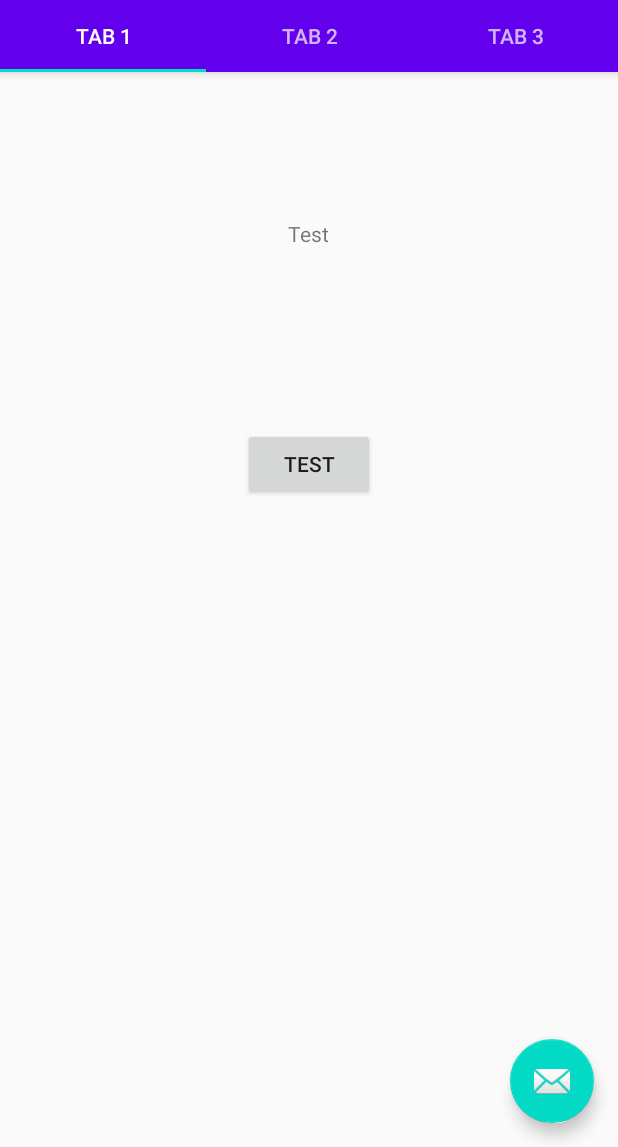
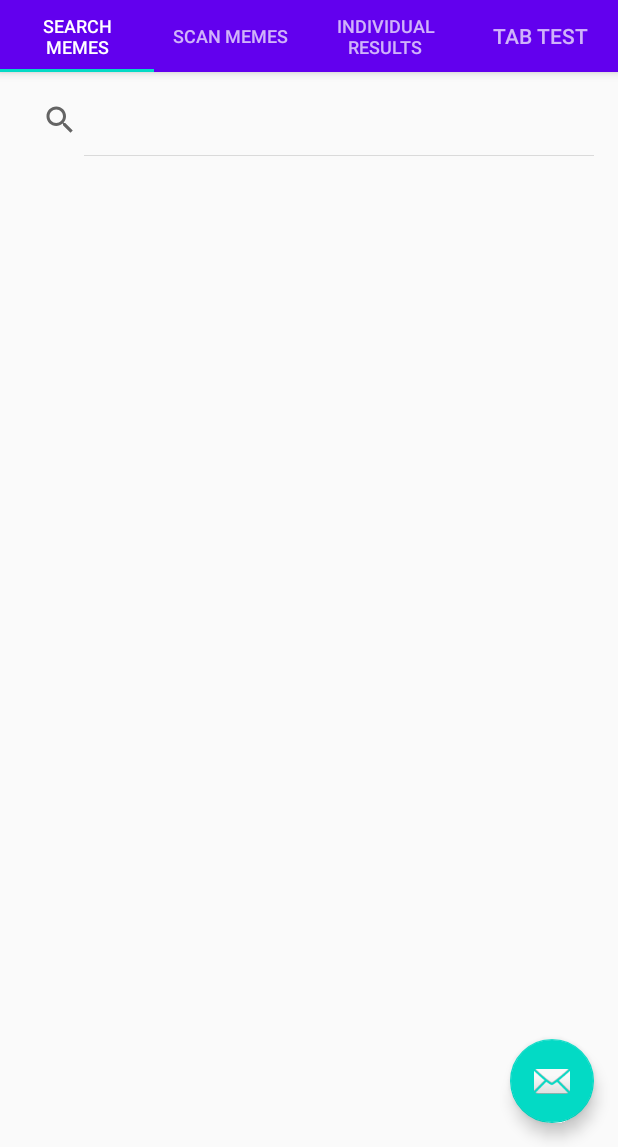
Before and after one commit to Derpimort/Meme-Indexer, an Android app: the screen it shows after launch (MainActivity), on a phone screen of 412 x 824 dp, the part 89-1236 px from its top. Run offline under Robolectric (Android 15) with nearby library versions, the light colour scheme and no system bars; our stand-ins replace Room's generated code; libraries missing offline, so code that uses them is left out: com.google.mlkit.vision.

Commit message:
Add SearchView, tested. Will add ViewModel and RecyclerView next

```diff
--- a/app/src/main/java/com/legendbois/memeindexer/ui/main/IndexBuilderFragment.kt
+++ b/app/src/main/java/com/legendbois/memeindexer/ui/main/IndexBuilderFragment.kt
@@ -192,7 +192,7 @@ class IndexBuilderFragment: Fragment(), View.OnClickListener {
         val model = TextRecognition.getClient()
         model.process(image)
             .addOnSuccessListener { visionText ->
-                /*Log.d(
+                /*Log.v(
                     TAG,
                     "docId: $id, name: $name, text: ${visionText.text}, uri: $imageUri"
                 )*/
@@ -213,10 +213,10 @@ class IndexBuilderFragment: Fragment(), View.OnClickListener {
                         for(duplicate in duplicates){
                             db.update(
                                 MemeFile(
-                                    duplicate.rowid,
-                                    duplicate.fileuri,
-                                    name,
-                                    visionText.text.toLowerCase()
+                                    rowid = duplicate.rowid,
+                                    fileuri = duplicate.fileuri,
+                                    filename = name,
+                                    ocrtext = visionText.text.toLowerCase()
                                 )
                             )
                         }
--- /dev/null
+++ b/app/src/main/java/com/legendbois/memeindexer/ui/main/SearchMemesFragment.kt
@@ -0,0 +1,58 @@
+package com.legendbois.memeindexer.ui.main
+
+import android.os.Bundle
+import android.util.Log
+import android.view.LayoutInflater
+import android.view.View
+import android.view.ViewGroup
+import android.widget.SearchView
+import androidx.fragment.app.Fragment
+import androidx.lifecycle.lifecycleScope
+import com.google.android.material.floatingactionbutton.FloatingActionButton
+import com.legendbois.memeindexer.R
+import com.legendbois.memeindexer.database.MemeFileDao
+import com.legendbois.memeindexer.database.MemeFilesDatabase
+import kotlinx.coroutines.launch
+
+class SearchMemesFragment: Fragment(), SearchView.OnQueryTextListener {
+    companion object{
+        const val TAG = "SearchMemesFragment"
+        fun newInstance(): SearchMemesFragment{
+            return SearchMemesFragment()
+        }
+    }
+    override fun onCreateView(
+        inflater: LayoutInflater,
+        container: ViewGroup?,
+        savedInstanceState: Bundle?
+    ): View? {
+
+        val root = inflater.inflate(R.layout.searchmemes_frag, container, false)
+        val search: SearchView = root.findViewById(R.id.searchmemes_search)
+        search.isIconifiedByDefault = false
+        search.setOnQueryTextListener(this)
+        return root
+    }
+
+    override fun onQueryTextSubmit(query: String?): Boolean {
+        val db = MemeFilesDatabase.getDatabase(context!!).memeFileDao
+        lifecycleScope.launch {
+            searchText(query, db)
+        }
+        return true
+    }
+
+    override fun onQueryTextChange(newText: String?): Boolean {
+        return false
+    }
+
+    suspend fun searchText(text: String?, db: MemeFileDao){
+        if (text != null) {
+            val results = db.loadTopByText("%$text%")
+            for (result in results){
+                Log.v(TAG, "${result.rowid}, ${result.filename}, ${result.fileuri}")
+            }
+        }
+
+    }
+}
--- a/app/src/main/java/com/legendbois/memeindexer/ui/main/SectionsPagerAdapter.kt
+++ b/app/src/main/java/com/legendbois/memeindexer/ui/main/SectionsPagerAdapter.kt
@@ -9,7 +9,8 @@ import com.legendbois.memeindexer.R
 private val TAB_TITLES = arrayOf(
         R.string.tab_text_1,
         R.string.tab_text_2,
-        R.string.tab_text_3
+        R.string.tab_text_3,
+        R.string.tab_text_4
 )
 
 /**
@@ -20,8 +21,9 @@ class SectionsPagerAdapter(private val context: Context, fm: FragmentManager)
     : FragmentPagerAdapter(fm, FragmentPagerAdapter.BEHAVIOR_RESUME_ONLY_CURRENT_FRAGMENT) {
 
     override fun getItem(position: Int): Fragment = when(position) {
-            0 -> SelectorTestFragment.newInstance()
+            0 -> SearchMemesFragment.newInstance()
             1 -> IndexBuilderFragment.newInstance()
+            2 -> SelectorTestFragment.newInstance()
             else -> PlaceholderFragment.newInstance(position + 1)
     }
 
@@ -31,6 +33,6 @@ class SectionsPagerAdapter(private val context: Context, fm: FragmentManager)
 
     override fun getCount(): Int {
         // Show 2 total pages.
-        return 3
+        return 4
     }
 }
--- /dev/null
+++ b/app/src/main/res/layout/searchmemes_frag.xml
@@ -0,0 +1,22 @@
+<?xml version="1.0" encoding="utf-8"?>
+<androidx.constraintlayout.widget.ConstraintLayout
+    xmlns:android="http://schemas.android.com/apk/res/android"
+    xmlns:app="http://schemas.android.com/apk/res-auto"
+    xmlns:tools="http://schemas.android.com/tools"
+    android:layout_width="match_parent"
+    android:layout_height="match_parent">
+
+    <SearchView
+        android:id="@+id/searchmemes_search"
+        android:layout_width="match_parent"
+        android:layout_height="wrap_content"
+        android:layout_marginStart="8dp"
+        android:layout_marginTop="8dp"
+        android:layout_marginEnd="8dp"
+        app:layout_constraintBottom_toBottomOf="parent"
+        app:layout_constraintEnd_toEndOf="parent"
+        app:layout_constraintHorizontal_bias="1.0"
+        app:layout_constraintStart_toStartOf="parent"
+        app:layout_constraintTop_toTopOf="parent"
+        app:layout_constraintVertical_bias="0.0" />
+</androidx.constraintlayout.widget.ConstraintLayout>
--- a/app/src/main/res/values/strings.xml
+++ b/app/src/main/res/values/strings.xml
@@ -1,11 +1,12 @@
 <resources>
     <string name="app_name">Meme Indexer</string>
-    <string name="tab_text_1">Tab 1</string>
-    <string name="tab_text_2">Tab 2</string>
+    <string name="tab_text_1">Search Memes</string>
+    <string name="tab_text_2">Scan Memes</string>
+    <string name="tab_text_3">Individual results</string>
+    <string name="tab_text_4">Tab Test</string>
     <string name="test_hello">Hello</string>
     <string name="test_test">Test</string>
     <string name="test_selected_image_displayed">Selected image displayed</string>
-    <string name="tab_text_3">Tab 3</string>
     <string name="_0">0</string>
     <string name="files_processed">Files processed</string>
 </resources>
```
